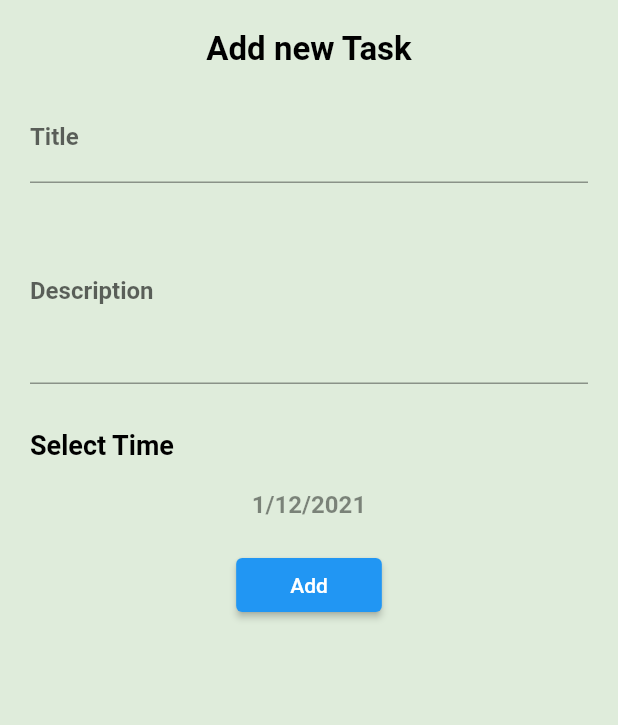
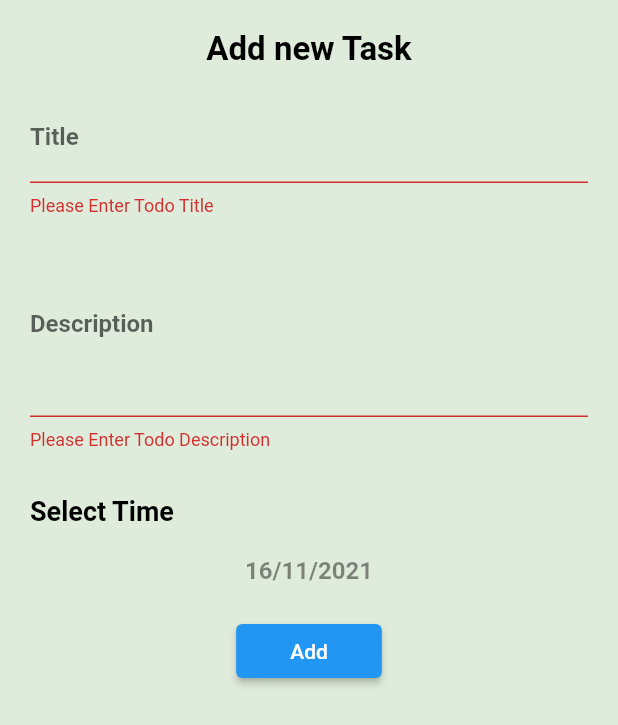
Before and after one commit to ahmedfouad311/todo-app, a Flutter app: the AddTodoBottomSheet widget shown alone on an empty page, opened directly, after a tap on "Add", on a phone screen of 412 x 824 dp. Shown: the top 725 px of the screen. Run offline on Flutter 3.47's test engine with Material 2 defaults, Android fonts, the phone set to English and light mode, and no system bars; our stand-ins replace cloud_firestore, firebase_core, flutter_slidable, table_calendar; accounts and stored records are empty.

Commit message:
- finish the implementation of firestore and interact with it and save the data to the firestore - finish all the logic

```diff
--- /dev/null
+++ b/lib/extentions.dart
@@ -0,0 +1,6 @@
+extension MyDateExtention on DateTime {
+  // bt5aleni 22dar 2adef function 3ala class already mawgod
+  DateTime getDateOnly() {
+    return DateTime(this.year, this.month, this.day);
+  }
+}
--- /dev/null
+++ b/lib/home/data/firestoreUtils.dart
@@ -0,0 +1,38 @@
+// related functions to fireStore
+
+import 'package:cloud_firestore/cloud_firestore.dart';
+import 'package:todoapp/home/data/todo.dart';
+
+CollectionReference<Todo> getTodosCollectionWithConverter() {
+  return FirebaseFirestore.instance.
+  collection(Todo.COLLECTION_KEY).
+  withConverter<Todo>(
+    fromFirestore: (snapshot, _) => Todo.fromJson(snapshot.data()!),
+    toFirestore: (todoItem, _) => todoItem.toJson(),
+  );
+}
+
+Future<void> addTodoToFirestore(String title, String description,
+    DateTime dateTime) {
+  CollectionReference<
+      Todo> collectionReference = getTodosCollectionWithConverter();
+  DocumentReference<Todo> documentReference = collectionReference.doc();
+  //bt3ml create le object gded be id gded 3l4an law 3ayz 23ml generate le el id bta3 el doc
+
+  Todo todoItem = Todo(id: documentReference.id,
+      title: title,
+      description: description,
+      dateTime: dateTime
+  );
+
+  return documentReference.set(todoItem);
+}
+
+Future<void> deleteTodo(Todo item) {
+  CollectionReference<
+      Todo> collectionReference = getTodosCollectionWithConverter();
+  DocumentReference<Todo> documentReference = collectionReference.doc(item.id);
+  //law kont sebtaha fadya zai el fo2 kan ha3ml create le doc gdeda be id gded bas hna 3l4an
+  // 7atet id mo3ayan fa hayro7 ygeb el doc de
+  return documentReference.delete();
+}
--- /dev/null
+++ b/lib/home/data/todo.dart
@@ -0,0 +1,41 @@
+// de el hya 2wel collection kol ma ha3ml collection ha3mlaha class leha
+
+class Todo {
+  static const String COLLECTION_KEY = 'Todos';
+  String id; // dah el id bta3 kol document
+  String title;
+  String description;
+  DateTime dateTime;
+  bool isDone;
+
+  Todo(
+      {required this.id,
+      required this.title,
+      required this.description,
+      required this.dateTime,
+      this.isDone = false});
+
+  Todo.fromJson(
+      Map<String, Object?>
+          json) //ba5od el data mn el firebase w 3ayz 2a7awelha le todo item
+      : this(
+          // basta5dmha lma bagy 22ra el data
+          id: json['id']! as String,
+          title: json['title']! as String,
+          description: json['description']! as String,
+          dateTime:
+              DateTime.fromMillisecondsSinceEpoch(json['dateTime']! as int),
+          isDone: json['isDone'] as bool,
+        );
+
+  Map<String, Object?> toJson() {
+    //lma 2agy 2kteb 3ala el firestore
+    return {
+      'id': id,
+      'title': title,
+      'description': description,
+      'dateTime': dateTime.millisecondsSinceEpoch,
+      'isDone': isDone,
+    };
+  }
+}
--- a/lib/home/home_screen.dart
+++ b/lib/home/home_screen.dart
@@ -1,7 +1,7 @@
 import 'package:flutter/material.dart';
-import 'package:todoapp/home/settings_tab.dart';
 import 'package:todoapp/home/todo/add_todo_widget.dart';
 
+import 'settings/settings_tab.dart';
 import 'todo/todo_list_tab.dart';
 
 class HomeScreen extends StatefulWidget {
--- a/lib/home/todo/add_todo_widget.dart
+++ b/lib/home/todo/add_todo_widget.dart
@@ -1,4 +1,5 @@
 import 'package:flutter/material.dart';
+import 'package:todoapp/home/data/firestoreUtils.dart';
 
 class AddTodoBottomSheet extends StatefulWidget {
   @override
@@ -6,6 +7,13 @@ class AddTodoBottomSheet extends StatefulWidget {
 }
 
 class _AddTodoBottomSheetState extends State<AddTodoBottomSheet> {
+
+  var formKey = GlobalKey<FormState>(); // 3l4an el validation
+  DateTime selectedDate = DateTime.now();
+
+  String title = '';
+  String description = '';
+
   @override
   Widget build(BuildContext context) {
     return Container(
@@ -24,7 +32,11 @@ class _AddTodoBottomSheetState extends State<AddTodoBottomSheet> {
           SizedBox(
             height: 15,
           ),
-          TextField(
+          Form(
+            key: formKey,
+            child: Column(
+              children: [
+                TextFormField(
                   decoration: InputDecoration(
                     labelText: 'Title',
                     labelStyle: TextStyle(
@@ -32,11 +44,23 @@ class _AddTodoBottomSheetState extends State<AddTodoBottomSheet> {
                       fontSize: 16,
                     ),
                   ),
+                  validator: (text) {
+                    if (text == null || text.isEmpty) {
+                      return 'Please Enter Todo Title';
+                    }
+                    return null;
+                  },
+                  onChanged: (text) {
+                    title = text;
+                  },
                 ),
                 SizedBox(
                   height: 10,
                 ),
-          TextField(
+                TextFormField(
+                  onChanged: (text) {
+                    description = text;
+                  },
                   maxLines: 4,
                   minLines: 4,
                   decoration: InputDecoration(
@@ -45,6 +69,15 @@ class _AddTodoBottomSheetState extends State<AddTodoBottomSheet> {
                       fontWeight: FontWeight.bold,
                       fontSize: 16,
                     ),
+                  ),
+                  validator: (text) {
+                    if (text == null || text.isEmpty) {
+                      return 'Please Enter Todo Description';
+                    }
+                    return null;
+                  },
+                ),
+              ],
             ),
           ),
           SizedBox(
@@ -69,7 +102,7 @@ class _AddTodoBottomSheetState extends State<AddTodoBottomSheet> {
               showDateDialog();
             },
             child: Text(
-              '1/12/2021',
+              '${selectedDate.day}/${selectedDate.month}/${selectedDate.year}',
               textAlign: TextAlign.center,
               style: TextStyle(
                 fontSize: 16,
@@ -82,7 +115,9 @@ class _AddTodoBottomSheetState extends State<AddTodoBottomSheet> {
             height: 20,
           ),
           ElevatedButton(
-            onPressed: () {},
+            onPressed: () {
+              addTodo();
+            },
             child: Container(
               padding: EdgeInsets.symmetric(vertical: 10, horizontal: 20),
               child: Text(
@@ -95,12 +130,65 @@ class _AddTodoBottomSheetState extends State<AddTodoBottomSheet> {
     );
   }
 
-  void showDateDialog() {
-    showDatePicker(
+  void addTodo() {
+    // 1- get title and description
+    // 2- select date
+    // 3- create todo and add it to the database
+
+    if (!formKey.currentState!.validate()) {
+      return;
+    }
+    addTodoToFirestore(title, description, selectedDate).then((value) {
+      Navigator.pop(context);
+      showDialog(
         context: context,
-      initialDate: DateTime.now(),
+        builder: (context) {
+          return AlertDialog(
+            content: Text('Task Added Successfully'),
+            actions: [
+              TextButton(
+                onPressed: () {
+                  Navigator.pop(context);
+                },
+                child: Text('Ok'),
+              ),
+            ],
+          );
+        },
+      );
+    }).onError((error, stackTrace) {
+      showDialog(
+        context: context,
+        builder: (context) {
+          return AlertDialog(
+            content: Text('Error'),
+          );
+        },
+      );
+    }).timeout(Duration(seconds: 10), onTimeout: () {
+      showDialog(
+        context: context,
+        builder: (context) {
+          return AlertDialog(
+            content: Text('Session Timed out'),
+          );
+        },
+      );
+    });
+  }
+
+  void showDateDialog() async {
+    var newSelectedDate = await showDatePicker(
+      context: context,
+      initialDate: selectedDate,
       firstDate: DateTime.now(),
       lastDate: DateTime.now().add(Duration(days: 365)),
     );
+    if (newSelectedDate != null) {
+      selectedDate = newSelectedDate;
+      setState(() {
+
+      });
     }
   }
+}
--- a/pubspec.yaml
+++ b/pubspec.yaml
@@ -26,6 +26,9 @@ dependencies:
 
   table_calendar: ^3.0.3
   flutter_slidable: ^0.6.0
+  firebase_core: "^1.10.0"
+  cloud_firestore: "^3.1.0"
+  fluttertoast: ^8.0.8
 
 
   # The following adds the Cupertino Icons font to your application.
```
Also changed, not shown: lib/home/todo/todo_item.dart (+49 -3 lines), lib/home/todo/todo_list_tab.dart (+32 -6 lines), lib/main.dart (+6 -1 lines), lib/home/settings/settings_tab.dart (renamed from lib/home/settings_tab.dart), pubspec.lock, 4 other files. Lines whose indentation alone changed are shown as unchanged.
